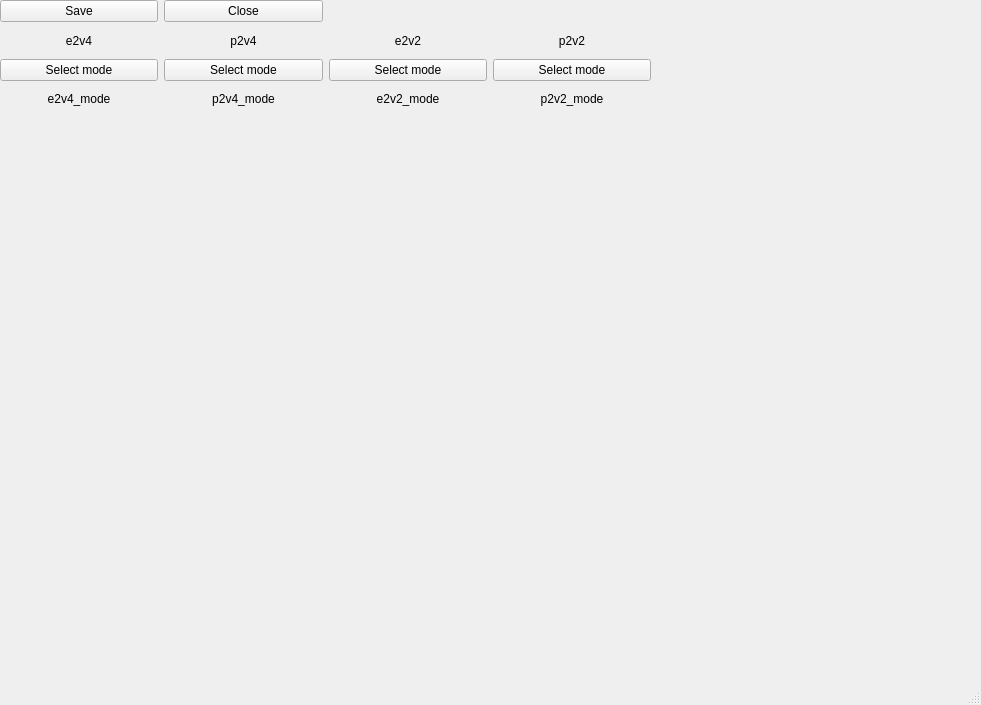
The window that bpm's.ui (vitaliibalakin/c_orbit) describes before a commit, drawn with Qt 5.
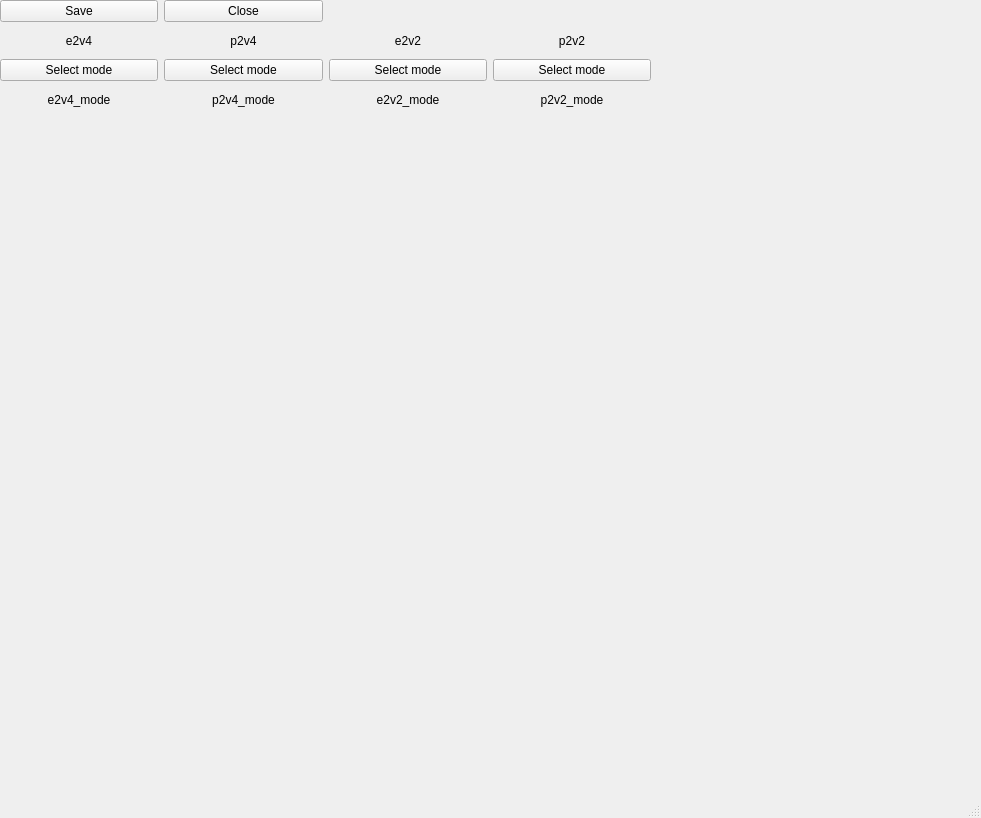
The same window after the commit.

Commit message: window created

```diff
--- a/bpm's.ui
+++ b/bpm's.ui
@@ -7,7 +7,7 @@
     <x>0</x>
     <y>0</y>
     <width>981</width>
-    <height>705</height>
+    <height>818</height>
    </rect>
   </property>
   <property name="windowTitle">
@@ -20,7 +20,7 @@
       <x>0</x>
       <y>0</y>
       <width>651</width>
-      <height>111</height>
+      <height>112</height>
      </rect>
     </property>
     <layout class="QGridLayout" name="gridLayout">
@@ -194,7 +194,7 @@
       <x>0</x>
       <y>110</y>
       <width>971</width>
-      <height>551</height>
+      <height>641</height>
      </rect>
     </property>
     <layout class="QVBoxLayout" name="verticalLayout">
```
Left out of the diff: 10 changed lines with no effect on the pictures. The commit also changes 1 other file.
